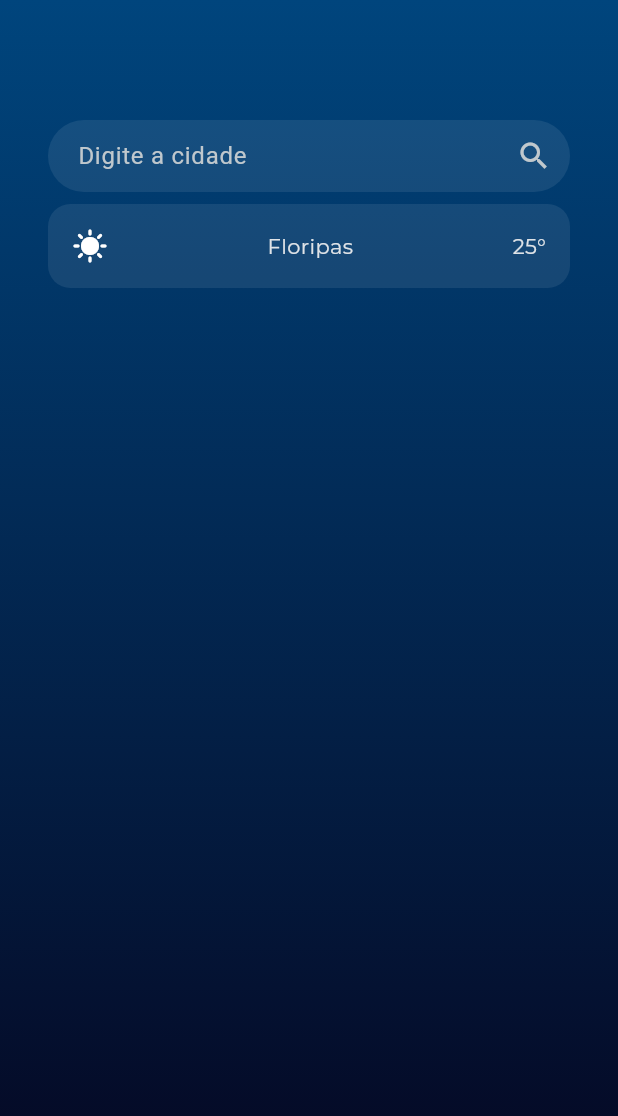
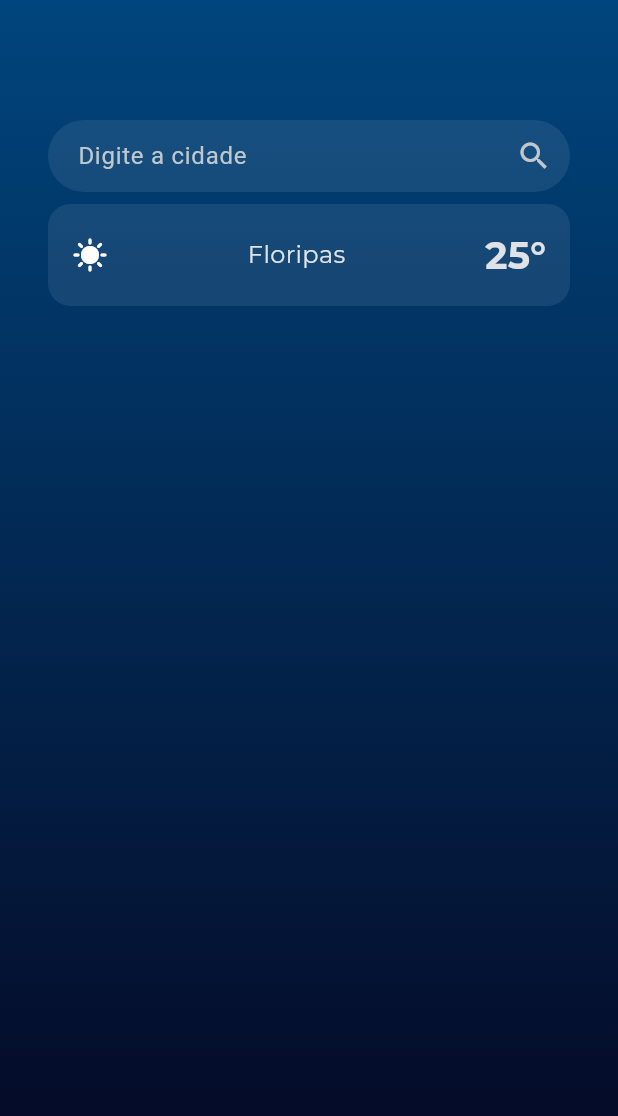
Before and after one commit to ikyrie/climapp, a Flutter app: the Home screen opened directly, on a phone screen of 412 x 824 dp. Shown: the top 1116 px of the screen. Run offline on Flutter 3.47's test engine with Material 3 defaults, Android fonts, the phone set to English and light mode, and no system bars; our stand-ins replace google_fonts.

Commit message:
Estilizando o texto do cartão de clima

```diff
--- a/lib/ui/components/weather_card.dart
+++ b/lib/ui/components/weather_card.dart
@@ -1,4 +1,5 @@
 import 'package:climapp/utils/colors.dart';
+import 'package:climapp/utils/theme.dart';
 import 'package:flutter/material.dart';
 
 class WeatherCard extends StatelessWidget {
@@ -27,7 +28,7 @@ class WeatherCard extends StatelessWidget {
             children: <Widget>[
               const Icon(Icons.sunny),
               Text(cityName),
-              Text(temperature),
+              Text(temperature, style: extraLargeBold,),
             ],
           ),
         ),
--- a/lib/utils/theme.dart
+++ b/lib/utils/theme.dart
@@ -8,7 +8,7 @@ final ThemeData theme = ThemeData(
     brightness: Brightness.dark,
   ),
   textTheme: TextTheme(
-    bodyMedium: GoogleFonts.montserrat(),
+    bodyMedium: GoogleFonts.montserrat(fontSize: 16),
   ),
 );
 
@@ -16,6 +16,8 @@ const TextStyle extraLarge = TextStyle(
   fontSize: 25,
 );
 
+final TextStyle extraLargeBold = extraLarge.copyWith(fontWeight: FontWeight.w700);
+
 const TextStyle largeSemibold = TextStyle(
   fontSize: 20,
   fontWeight: FontWeight.w600,
```
